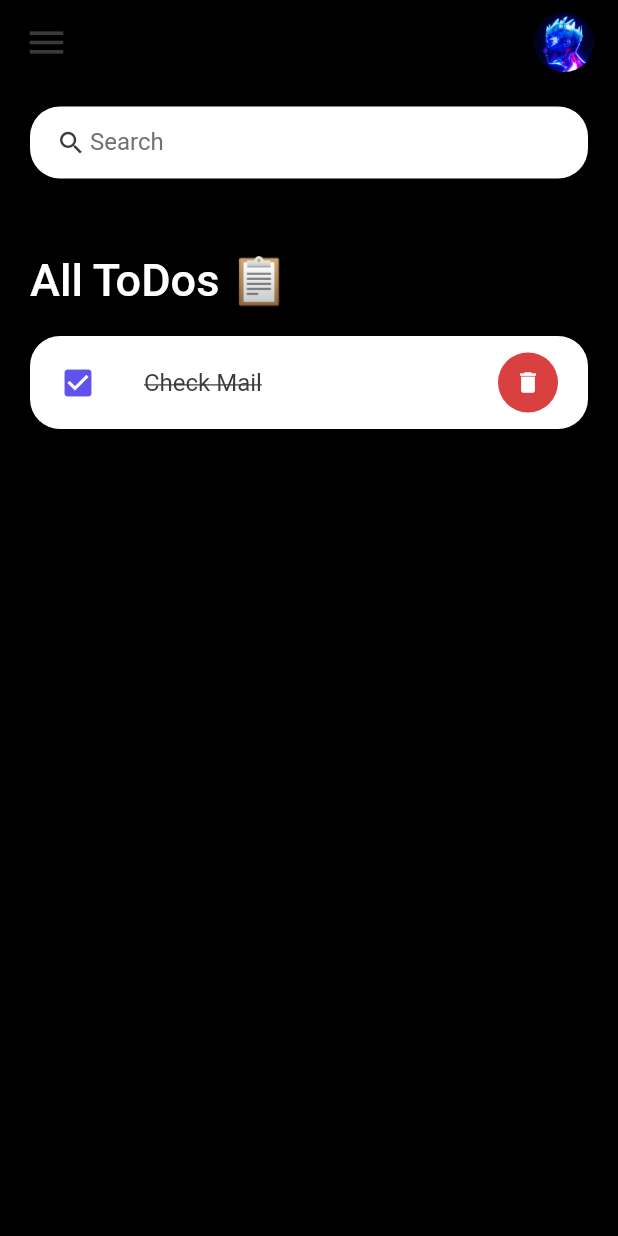
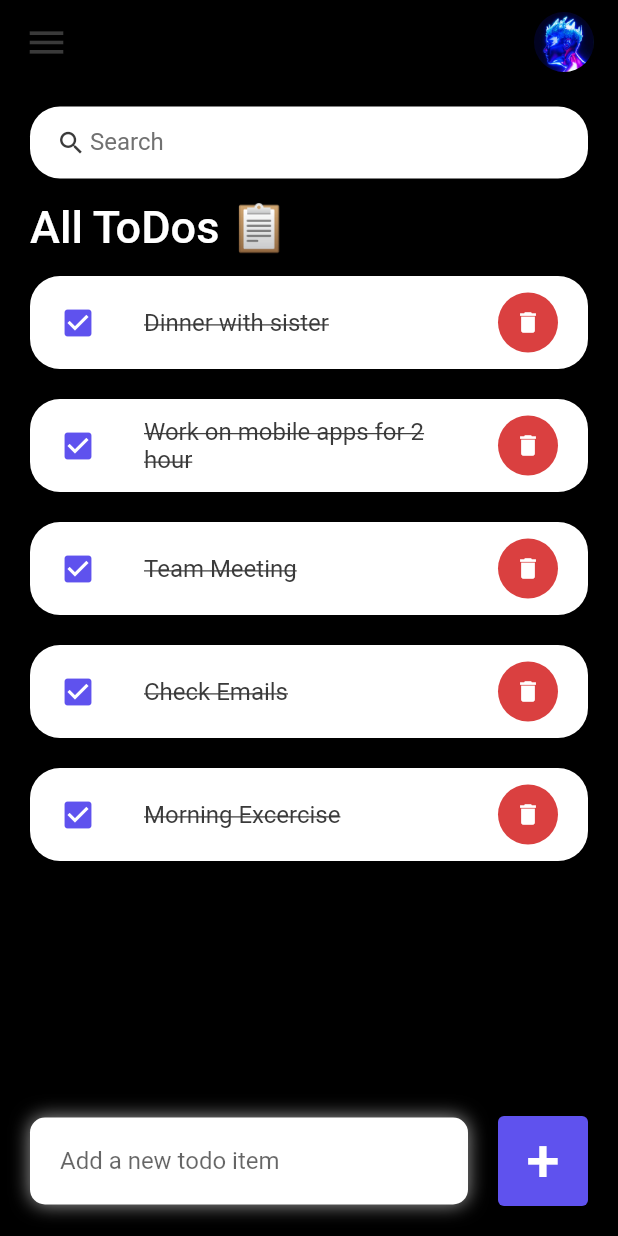
Before and after one commit to FatoomRe/Flutter-ToDo-App, a Flutter app: the screen it shows after launch, on a phone screen of 412 x 824 dp. Run offline on Flutter 3.47's test engine with Material 2 defaults, Android fonts, the phone set to English and light mode, and no system bars.

Commit message:
second commit

```diff
--- a/lib/constants/colors.dart
+++ /dev/null
@@ -1,11 +0,0 @@
-import 'package:flutter/material.dart';
-
-const Color tdRed = Color(0xFFDA4040);
-
-const Color tdBlue = Color(0xFF5F52EE);
-
-const Color tdbLACK = Color(0xFF3A3A3A);
-
-const Color tdGray = Color(0xFF717171);
-
-const Color tdBGColor = Color(0xFFEEEFF5);
--- a/lib/main.dart
+++ b/lib/main.dart
@@ -1,6 +1,6 @@
 import 'package:flutter/material.dart';
 import 'package:flutter/services.dart';
-import 'package:to_do_app/screens/home.dart';
+import './screens/home.dart';
 
 void main() {
   runApp(const MyApp());
@@ -14,8 +14,8 @@ class MyApp extends StatelessWidget {
   @override
   Widget build(BuildContext context) {
     SystemChrome.setSystemUIOverlayStyle(
-         const SystemUiOverlayStyle(statusBarColor: Colors.transparent));
-    return  const MaterialApp(
+          SystemUiOverlayStyle(statusBarColor: Colors.transparent));
+    return  MaterialApp(
       debugShowCheckedModeBanner: false,
       title: 'ToDo App',
       home: Home(),
--- a/lib/model/todo.dart
+++ b/lib/model/todo.dart
@@ -11,13 +11,11 @@ class ToDo {
 
   static List<ToDo> todoList() {
     return [
-      ToDo(id: '01', todoText: 'Morning Exercises', isDone: true),
-      ToDo(id: '02', todoText: 'Buy Grocories', isDone: true),
+      ToDo(id: '01', todoText: 'Morning Excercise', isDone: true ),
       ToDo(id: '03', todoText: 'Check Emails', ),
       ToDo(id: '04', todoText: 'Team Meeting', ),
-      ToDo(id: '05', todoText: 'Work on mobile sppd for 2 hour', ),
+      ToDo(id: '05', todoText: 'Work on mobile apps for 2 hour', ),
       ToDo(id: '06', todoText: 'Dinner with sister', ),
-
     ];
   }
 }
--- a/lib/screens/home.dart
+++ b/lib/screens/home.dart
@@ -1,9 +1,24 @@
 import 'package:flutter/material.dart';
-import '../constants/colors.dart';
 import '../widgets/todo_item.dart';
+import '../model/todo.dart';
 
-class Home extends StatelessWidget {
-  const Home({Key? key}) : super(key: key);
+class Home extends StatefulWidget {
+  Home({Key? key}) : super(key: key);
+
+  @override
+  State<Home> createState() => _HomeState();
+}
+
+class _HomeState extends State<Home> {
+  final todosList = ToDo.todoList();
+  List<ToDo> _foundToDo = [];
+  final _todoController = TextEditingController();
+
+  @override
+  void initState() {
+    _foundToDo = todosList;
+    super.initState();
+  }
 
 
   @override
@@ -13,8 +28,13 @@ class Home extends StatelessWidget {
       //---------------------------------------------------------------
       appBar: _buildApp(), //see the method below
       //------------------------------------------------------------
-      body: Container(
-          padding: const EdgeInsets.symmetric(horizontal: 20, vertical: 15, ),
+      body: Stack(
+        children: [
+          Container(
+            padding: EdgeInsets.symmetric(
+              horizontal: 20,
+              vertical: 15,
+            ),
           child: Column(
             children: [
               //------------------------------------------------------------
@@ -23,11 +43,11 @@ class Home extends StatelessWidget {
                 child: ListView(
                   children: [
                     Container(
-                      margin: const EdgeInsets.only(
-                        top: 50,
-                        bottom: 20,
+                      margin:  EdgeInsets.only(
+                        top: 15,
+                        bottom: 15,
                       ),
-                      child: const Text(
+                      child:  Text(
                         'All ToDos 📋',
                         style: TextStyle(
                           fontSize: 30,
@@ -36,15 +56,121 @@ class Home extends StatelessWidget {
                         ),),
                     ),
 
-                    const ToDoItem(),
+                    for (ToDo todoo in _foundToDo.reversed)
+                        ToDoItem(
+                          todo: todoo,
+                          onToDoChanged: _handleToDoChange,
+                          onDeleteItem: _deleteToDoItem,
+                        ),
 
                   ],
                 ),
               )
               //----------------------------------------------------------------
             ],
-          )),
+          ),
+          ),
+         Align(
+            alignment: Alignment.bottomCenter,
+            child: Row(children: [
+              Expanded(
+                child: Container(
+                  margin: EdgeInsets.only(
+                    bottom: 20,
+                    right: 20,
+                    left: 20,
+                  ),
+                  padding: EdgeInsets.symmetric(
+                    horizontal: 20,
+                    vertical: 5,
+                  ),
+                  decoration: BoxDecoration(
+                    color: Colors.white,
+                    boxShadow: const [
+                      BoxShadow(
+                        color: Colors.grey,
+                        offset: Offset(0.0, 0.0),
+                        blurRadius: 10.0,
+                        spreadRadius: 0.0,
+                      ),
+                    ],
+                    borderRadius: BorderRadius.circular(10),
+                  ),
+                  child: TextField(
+                    controller: _todoController,
+                    decoration: InputDecoration(
+                        hintText: 'Add a new todo item',
+                        border: InputBorder.none),
+                  ),
+                ),
+              ),
+              Container(
+                margin: EdgeInsets.only(
+                  bottom: 20,
+                  right: 20,
+                ),
+                child: ElevatedButton(
+                  child: Text(
+                    '+',
+                    style: TextStyle(
+                      fontSize: 40,
+                    ),
+                  ),
+                  onPressed: () {
+                    _addToDoItem(_todoController.text);
+                  },
+                  style: ElevatedButton.styleFrom(
+                    primary: Color(0xFF5F52EE),
+                    minimumSize: Size(60, 60),
+                    elevation: 10,
+                  ),
+                ),
+              ),
+            ]),
+          ),
+        ],
+      ),
     );
+  }
+
+  void _handleToDoChange(ToDo todo) {
+    setState(() {
+      todo.isDone = !todo.isDone;
+    });
+  }
+
+  void _deleteToDoItem(String id) {
+    setState(() {
+      todosList.removeWhere((item) => item.id == id);
+    });
+  }
+
+  void _addToDoItem(String toDo) {
+    setState(() {
+      todosList.add(ToDo(
+        id: DateTime.now().millisecondsSinceEpoch.toString(),
+        todoText: toDo,
+      ));
+    });
+    _todoController.clear();
+  }
+
+  void _runFilter(String enteredKeyword) {
+    List<ToDo> results = [];
+    if (enteredKeyword.isEmpty) {
+      results = todosList;
+    } else {
+      results = todosList
+          .where((item) => item.todoText!
+              .toLowerCase()
+              .contains(enteredKeyword.toLowerCase()))
+          .toList();
+    }
+
+    setState(() {
+      _foundToDo = results;
+    });
+  }
   }
 
   //----------------------------------------------------------------
@@ -58,13 +184,13 @@ class Home extends StatelessWidget {
           contentPadding: EdgeInsets.all(0),
           prefixIcon: Icon(
             Icons.search,
-            color: tdbLACK,
+            color: Color(0xFF3A3A3A),
             size: 20,
           ),
           prefixIconConstraints: BoxConstraints(maxHeight: 20, minWidth: 25),
           border: InputBorder.none,
           hintText: 'Search',
-          hintStyle: TextStyle(color: tdGray),
+          hintStyle: TextStyle(color: Color(0xFF717171)),
         ),
       ),
     );
@@ -80,7 +206,7 @@ class Home extends StatelessWidget {
         children: [
           const Icon(
             Icons.menu,
-            color: tdbLACK,
+            color: Color(0xFF3A3A3A),
             size: 30,
           ),
           SizedBox(
@@ -96,4 +222,3 @@ class Home extends StatelessWidget {
     );
     //----------------------------------------------------------------
   }
-}
--- a/lib/widgets/todo_item.dart
+++ b/lib/widgets/todo_item.dart
@@ -1,31 +1,42 @@
 import 'package:flutter/material.dart';
-import '../constants/colors.dart';
+import '../model/todo.dart';
 
 class ToDoItem extends StatelessWidget {
-  const ToDoItem({Key? key}) : super(key: key);
+  final ToDo todo;
+  final onToDoChanged;
+  final onDeleteItem;
+
+  const ToDoItem({
+    Key? key,
+    required this.todo,
+    required this.onToDoChanged,
+    required this.onDeleteItem,
+  }) : super(key: key);
+
 
   @override
   Widget build(BuildContext context) {
     return Container(
-      margin: const EdgeInsets.only(bottom: 20),
+      margin:  EdgeInsets.only(bottom: 20),
         child: ListTile(
       onTap: () {
-        print('Clicked on Todo Item');
+        //print('Clicked on Todo Item');
+        onToDoChanged(todo);
       },
       shape: RoundedRectangleBorder(
         borderRadius: BorderRadius.circular(20),
       ),
       contentPadding: const EdgeInsets.symmetric(horizontal: 20, vertical: 3),
       tileColor: Colors.white,
-      leading: const Icon(
+      leading:  Icon(
         Icons.check_box,
-        color: tdBlue,
+        color: Color(0xFF5F52EE),
       ),
-      title: const Text(
-        'Check Mail',
+      title:  Text(
+        todo.todoText!,
         style: TextStyle(
           fontSize: 16,
-          color: tdbLACK,
+          color: Color(0xFF3A3A3A),
           decoration: TextDecoration.lineThrough,
         ),
       ),
@@ -33,12 +44,13 @@ class ToDoItem extends StatelessWidget {
         height: 40,
         width: 40,
         decoration: BoxDecoration(
-          color: tdRed,
+          color: Color(0xFFDA4040),
           borderRadius: BorderRadius.circular(30),
         ),
         child: IconButton(
           onPressed: () {
-            print('Clicked on delete icon');
+            //print('Clicked on delete icon');
+            onDeleteItem(todo.id);
           },
           color: Colors.white,
           iconSize: 18,
```
Also changed, not shown: pubspec.lock, 1 other file.
